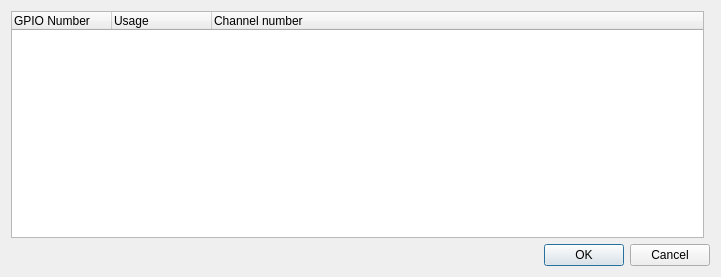
First picture: the form in plugins/gpio/gpioconfiguration.ui, repository mcallegari/qlcplus, before the edit.
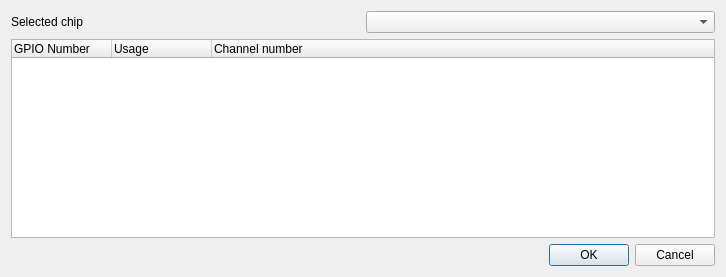
Second picture: the form after the edit.

Commit message: plugins/gpio: allow chip selection

The edit to the form file:
```diff
--- a/plugins/gpio/gpioconfiguration.ui
+++ b/plugins/gpio/gpioconfiguration.ui
@@ -25,7 +25,7 @@
    <rect>
     <x>0</x>
     <y>0</y>
-    <width>721</width>
+    <width>726</width>
     <height>277</height>
    </rect>
   </property>
@@ -33,7 +33,7 @@
    <string>Configure GPIO Plugin</string>
   </property>
   <layout class="QGridLayout" name="gridLayout">
-   <item row="1" column="0" colspan="2">
+   <item row="2" column="0" colspan="2">
     <widget class="QDialogButtonBox" name="m_buttonBox">
      <property name="standardButtons">
       <set>QDialogButtonBox::StandardButton::Cancel|QDialogButtonBox::StandardButton::Ok</set>
@@ -41,6 +41,16 @@
     </widget>
    </item>
    <item row="0" column="0">
+    <widget class="QLabel" name="label">
+     <property name="text">
+      <string>Selected chip</string>
+     </property>
+    </widget>
+   </item>
+   <item row="0" column="1">
+    <widget class="QComboBox" name="m_chipCombo"/>
+   </item>
+   <item row="1" column="0" colspan="2">
     <widget class="QTreeWidget" name="m_treeWidget">
      <column>
       <property name="text">
```
The commit also changes 5 other files.
